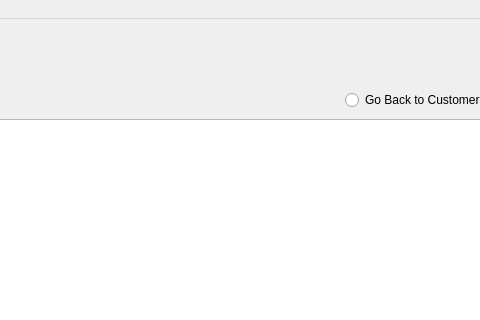
Old version of the form admin.ui in the repository Kirugaming/Food-Service-Mananger; both pictures show x 195 to 675 and y 0 to 320 of the 800 by 600 pixel window.
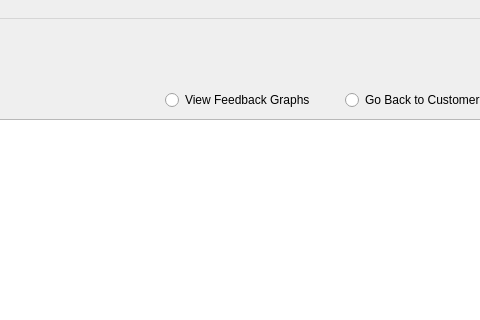
New version of the form.

Diff of the .ui file:
```diff
--- a/admin.ui
+++ b/admin.ui
@@ -131,6 +131,19 @@
      <string>Refresh</string>
     </property>
    </widget>
+   <widget class="QRadioButton" name="graphsButton">
+    <property name="geometry">
+     <rect>
+      <x>360</x>
+      <y>70</y>
+      <width>151</width>
+      <height>22</height>
+     </rect>
+    </property>
+    <property name="text">
+     <string>View Feedback Graphs</string>
+    </property>
+   </widget>
   </widget>
   <widget class="QMenuBar" name="menubar">
    <property name="geometry">
```
